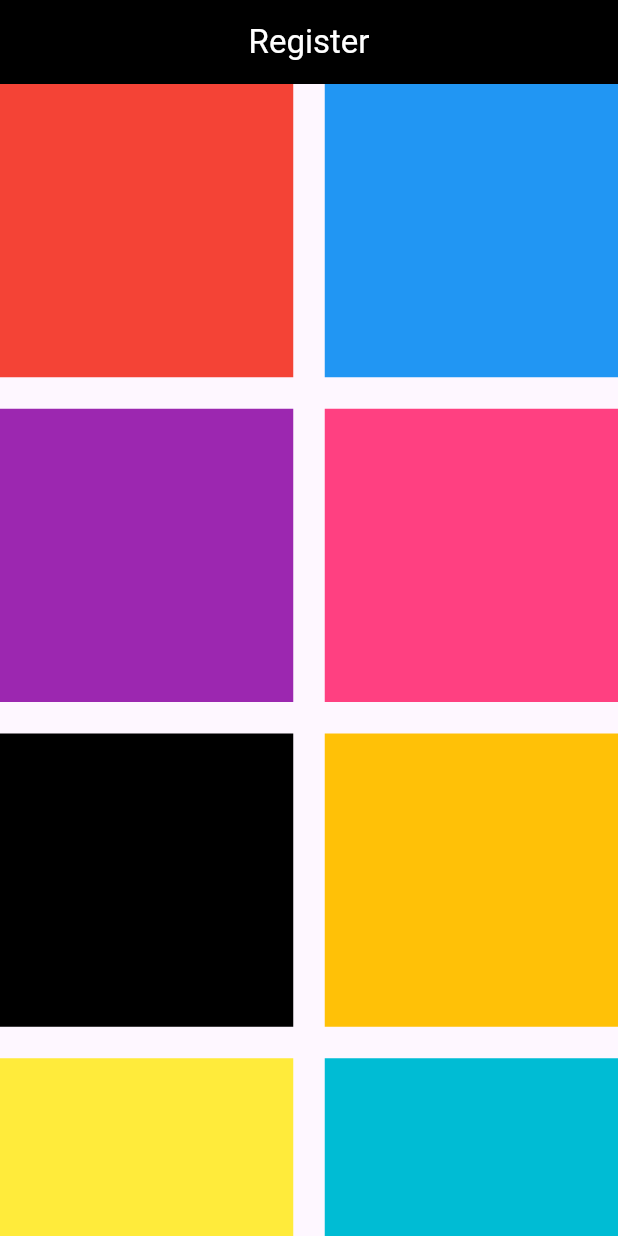
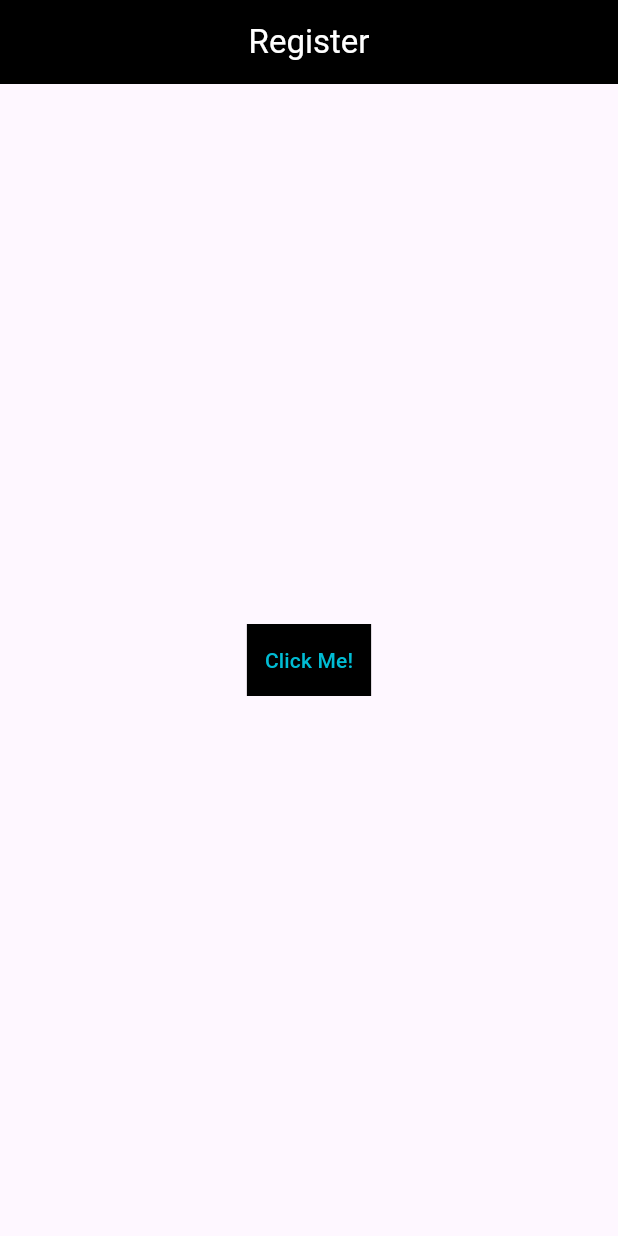
Before and after one commit to Piyushsethiya/flutter-tutorial, a Flutter app: the screen it shows after launch, on a phone screen of 412 x 824 dp. Run offline on Flutter 3.47's test engine with Material 3 defaults, Android fonts, the phone set to English and light mode, and no system bars; missing offline and left inert: dart:ffi.

```diff
--- a/lib/main.dart
+++ b/lib/main.dart
@@ -44,6 +44,12 @@ class _DashBoardScreenState extends State<DashBoardScreen>{
   var arrcolor = [Colors.red,Colors.blue,Colors.purple,Colors.pinkAccent,Colors.black,Colors.amber,Colors.yellow,Colors.cyan,Colors.deepPurple];
 
 //end grid portion
+
+//callback portion
+
+  callback(){
+    print ("done Calling");
+  }
 
   @override
   Widget build(BuildContext context){
@@ -347,14 +353,30 @@ class _DashBoardScreenState extends State<DashBoardScreen>{
 
 // builder
 
-      body: GridView.builder( itemBuilder: (context, index){
-        return Container(color: arrcolor[index],);
-      },
-        itemCount: arrcolor.length,
-        gridDelegate: SliverGridDelegateWithFixedCrossAxisCount(crossAxisCount: 2,mainAxisSpacing: 21, crossAxisSpacing: 21
-          // gridDelegate: SliverGridDelegateWithMaxCrossAxisExtent(maxCrossAxisExtent: 200,mainAxisSpacing: 21, crossAxisSpacing: 21
+      // body: GridView.builder( itemBuilder: (context, index){
+      //   return Container(color: arrcolor[index],);
+      // },
+      //   itemCount: arrcolor.length,
+      //   gridDelegate: SliverGridDelegateWithFixedCrossAxisCount(crossAxisCount: 2,mainAxisSpacing: 21, crossAxisSpacing: 21
+      //   //   gridDelegate: SliverGridDelegateWithMaxCrossAxisExtent(maxCrossAxisExtent: 100,mainAxisSpacing: 21, crossAxisSpacing: 21
+      //   ),
+      // ),
+
+// callback function
+
+    body: Center(
+      child: Padding(
+        padding: const EdgeInsets.all(8.0),
+        child: Container(
+          color: Colors.black,
+          child: TextButton(
+            child: Text("Click Me!",style: TextStyle(color: Colors.cyan),),
+            onPressed: callback,
+          ),
         ),
       ),
+    ),
+
 
     );
 
```
